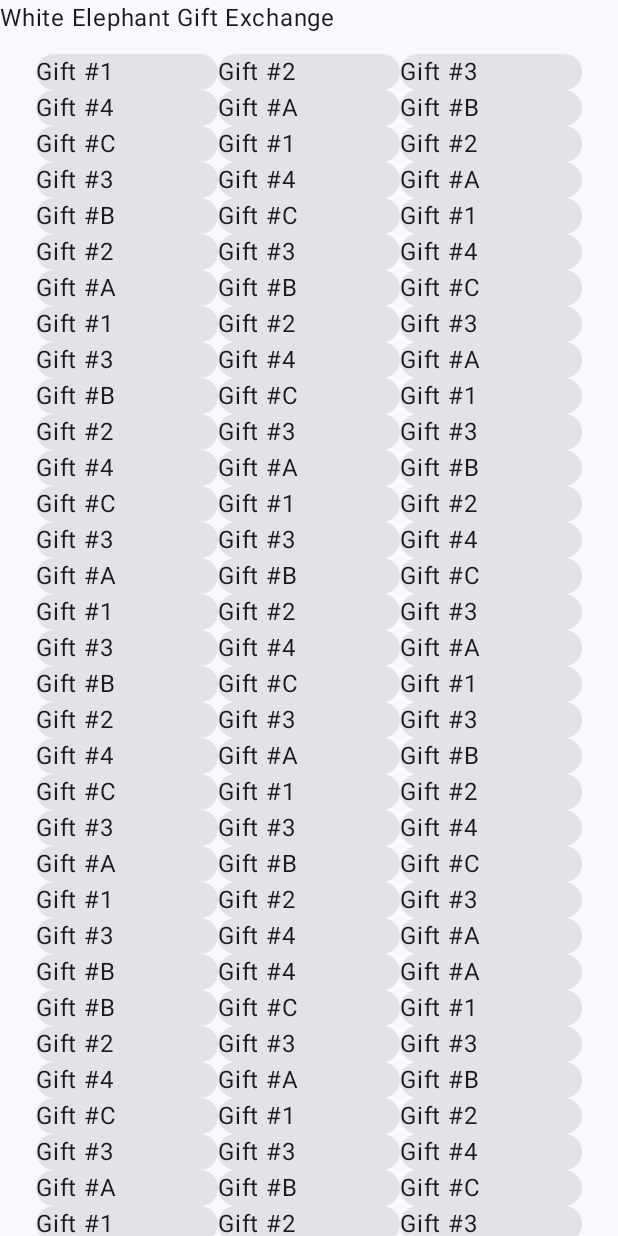
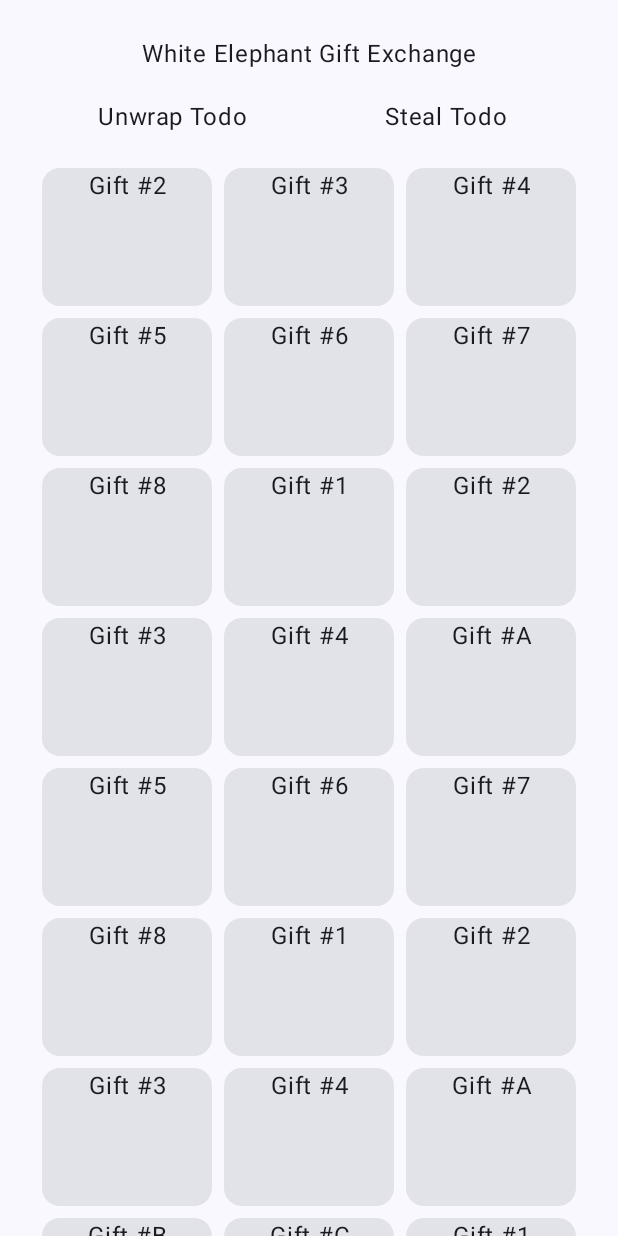
Before and after one commit to gbmyt/white-elephant, an Android app built with Jetpack Compose: the screen it shows after launch (MainActivity), on a phone screen of 412 x 824 dp. Run offline under Robolectric (Android 15) with nearby library versions, the phone set to English and light mode, and no system bars; 1 statement that could not run was skipped.

Commit message:
Cards and Nav/Header styling: added height and padding so they look more like cards

```diff
--- a/app/src/main/java/com/example/whiteelephantgiftexchange/MainActivity.kt
+++ b/app/src/main/java/com/example/whiteelephantgiftexchange/MainActivity.kt
@@ -7,9 +7,11 @@ import androidx.compose.foundation.layout.Arrangement
 import androidx.compose.foundation.layout.Column
 import androidx.compose.foundation.layout.ExperimentalLayoutApi
 import androidx.compose.foundation.layout.FlowRow
+import androidx.compose.foundation.layout.Row
 import androidx.compose.foundation.layout.fillMaxSize
 import androidx.compose.foundation.layout.fillMaxWidth
 import androidx.compose.foundation.layout.padding
+import androidx.compose.foundation.layout.size
 import androidx.compose.foundation.rememberScrollState
 import androidx.compose.foundation.verticalScroll
 import androidx.compose.material3.Card
@@ -20,6 +22,7 @@ import androidx.compose.runtime.Composable
 import androidx.compose.ui.Alignment
 import androidx.compose.ui.Modifier
 import androidx.compose.ui.res.stringResource
+import androidx.compose.ui.text.style.TextAlign
 import androidx.compose.ui.tooling.preview.Preview
 import androidx.compose.ui.unit.dp
 import com.example.whiteelephantgiftexchange.ui.theme.WhiteElephantGiftExchangeTheme
@@ -49,26 +52,32 @@ fun WhiteElephantApp(modifier: Modifier = Modifier) {
 @OptIn(ExperimentalLayoutApi::class)
 @Composable
 fun GiftImagesGrid(modifier: Modifier = Modifier) {
-    val itemsList = listOf("1", "2", "3", "4", "A", "B", "C","1", "2", "3", "4", "A", "B", "C", "1", "2", "3", "4", "A", "B", "C", "1", "2", "3", "3", "4", "A", "B", "C", "1", "2", "3", "3", "4", "A", "B", "C", "1", "2", "3", "3", "4", "A", "B", "C", "1", "2", "3", "3", "4", "A", "B", "C", "1", "2", "3", "3", "4", "A", "B", "C", "1", "2", "3", "3", "4", "A", "B", "C", "1", "2", "3", "3", "4", "A", "B", "4", "A", "B", "C", "1", "2", "3", "3", "4", "A", "B", "C", "1", "2", "3", "3", "4", "A", "B", "C", "1", "2", "3", "3", "4", "A", "B", "C", "1", "2", "3", "3", "4", "A", "B", "C", "1", "2", "3", "3", "4", "A", "B", "C", "1", "2", "3", "3", "4", "A", "B", "C", "1", "2", "3", "4", "A", "B", "C", "1", "2", "3", "4", "A", "B", "This should be on screen")
-    Column(modifier = modifier.verticalScroll(rememberScrollState())) {
-            // Header
-            Text(
-                text = stringResource(R.string.app_name),
-                modifier = modifier.fillMaxWidth()
-            )
+    val itemsList = listOf("2", "3", "4", "5", "6", "7", "8", "1", "2", "3", "4", "A", "5", "6", "7", "8", "1", "2", "3", "4", "A", "B", "C","1", "2", "B", "C", "1", "2", "3", "3", "4", "A")
+
+    Column(
+        modifier = modifier.verticalScroll(rememberScrollState()).padding(24.dp),
+        verticalArrangement = Arrangement.spacedBy(2.dp)
+    ) {
+            Header() // Turn this a real component
 
             // Image Grid
                 FlowRow(
-                    modifier = modifier.padding(horizontal = 24.dp, vertical = 12.dp),
-                    horizontalArrangement = Arrangement.Start,
+                    modifier = modifier,
+                    horizontalArrangement = Arrangement.Center,
                     verticalAlignment = Alignment.CenterVertically,
                     maxItemsInEachRow = 3
                 ) {
                     itemsList.forEach { item ->
-                        Card(modifier = modifier.weight(1f)) {
+                        Card(
+                            modifier = modifier
+                                .size(100.dp)
+                                .padding(horizontal = 4.dp, vertical = 4.dp)
+                                .weight(1f)
+                        ) {
                             Text(
                                 text = "Gift #$item",
-                                modifier = modifier
+                                textAlign = TextAlign.Center,
+                                modifier = modifier.fillMaxWidth()
                             )
                         }
                     }
@@ -78,6 +87,27 @@ fun GiftImagesGrid(modifier: Modifier = Modifier) {
 
 }
 
+@Composable
+fun Header(modifier: Modifier = Modifier) {
+    Text(
+        text = stringResource(R.string.app_name),
+        textAlign = TextAlign.Center,
+        modifier = modifier.fillMaxWidth()
+    )
+    Row(modifier = modifier.padding(vertical = 16.dp)) {
+        Text(
+            text = "Unwrap Todo",
+            textAlign = TextAlign.Center,
+            modifier = modifier.weight(1f)
+        )
+        Text(
+            text = "Steal Todo",
+            textAlign = TextAlign.Center,
+            modifier = modifier.fillMaxWidth().weight(1f)
+        )
+    }
+}
+
 @Preview(showBackground = true)
 @Composable
 fun GreetingPreview() {
```
